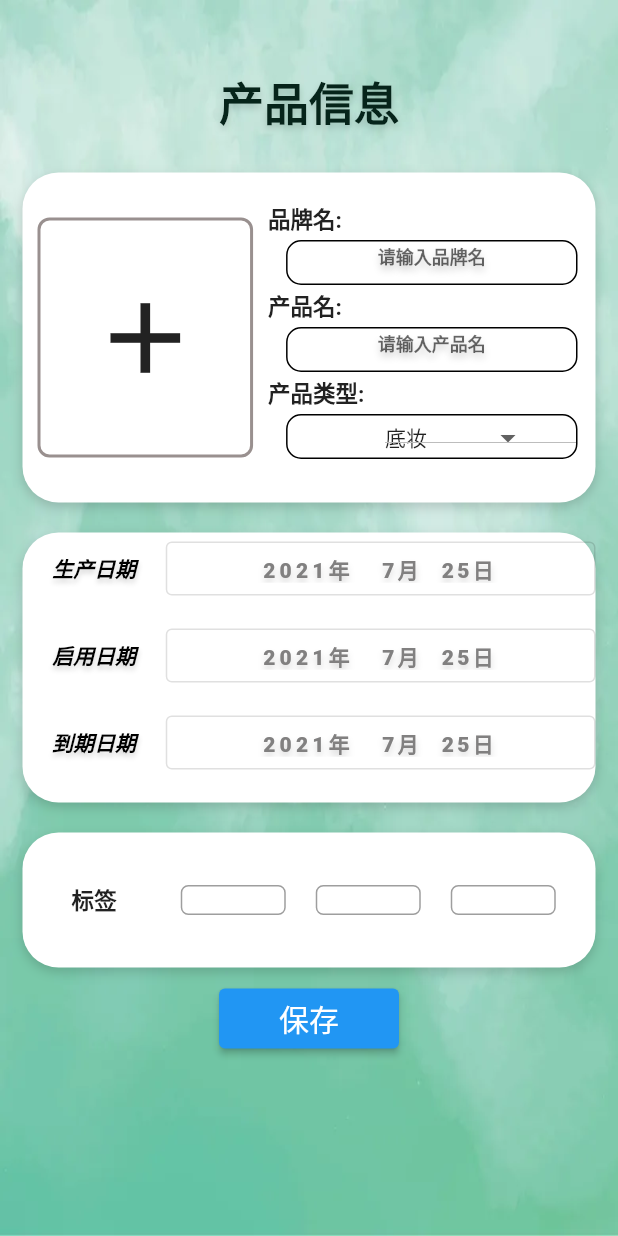
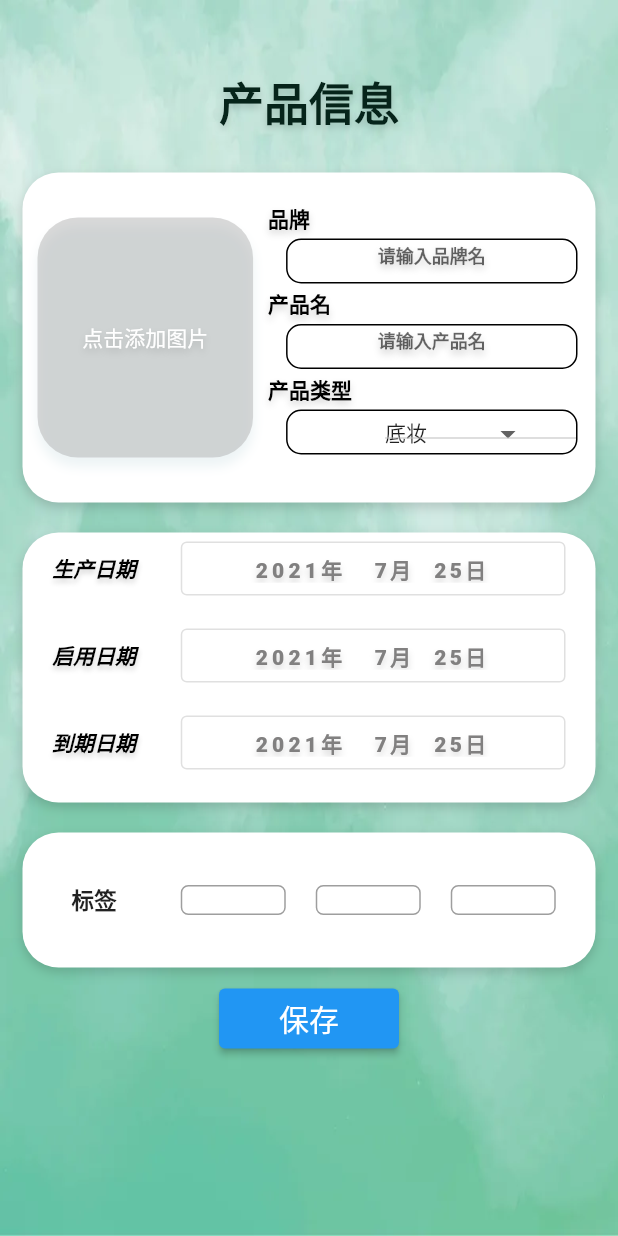
Before and after one commit to qingjian-org/qingjian, a Flutter app: the ProductAddPage screen opened directly, on a phone screen of 412 x 824 dp. Run offline on Flutter 3.47's test engine with Material 2 defaults, Android fonts, the phone set to English and light mode, and no system bars; our stand-ins replace flutter_svg, image_picker, sqflite; missing offline and left inert: adobe_xd, gzx_dropdown_menu; accounts and stored records are empty; Roboto replaces fonts that are missing (Perpetua, Perpetua Titling MT, Sitka Text).

Commit message:
2022/9/27

```diff
--- a/lib/product_add.dart
+++ b/lib/product_add.dart
@@ -422,19 +422,36 @@ class _ProductAddState extends State<ProductAddPage> with RestorationMixin {
                                   width: 40,
                                   // ignore: sort_child_properties_last
                                   child: image == null
-                                      ? const Icon(
-                                          Icons.add,
-                                          size: 80,
+                                      ? const Center(
+                                          child: Text(
+                                            '点击添加图片',
+                                            textAlign: TextAlign.center,
+                                            style: TextStyle(
+                                              fontFamily: 'Perpetua',
+                                              fontSize: 14,
+                                              color: Color(0xffffffff),
+                                              shadows: [
+                                                Shadow(
+                                                  color: Color(0x29000000),
+                                                  offset: Offset(0, 3),
+                                                  blurRadius: 6,
+                                                )
+                                              ],
+                                            ),
+                                          ),
                                         )
                                       : Image.file(image!),
                                   decoration: BoxDecoration(
-                                      border: Border.all(
-                                        width: 2.0,
-                                        color:
-                                            Color.fromARGB(255, 153, 144, 143),
+                                    color: const Color(0x6ea7a7a7),
+                                    borderRadius: BorderRadius.circular(27.0),
+                                    boxShadow: const [
+                                      BoxShadow(
+                                        color: Color(0x12066477),
+                                        offset: Offset(0, 6),
+                                        blurRadius: 5,
                                       ),
-                                      borderRadius: const BorderRadius.all(
-                                          Radius.circular(8.0))),
+                                    ],
+                                  ),
                                 ),
                               )),
                         ),
@@ -450,10 +467,20 @@ class _ProductAddState extends State<ProductAddPage> with RestorationMixin {
                                 Expanded(
                                   flex: 2,
                                   child: Text(
-                                    "品牌名:",
-                                    style: (TextStyle(
-                                        fontSize: 15,
-                                        fontWeight: FontWeight.bold)),
+                                    '品牌',
+                                    style: TextStyle(
+                                      fontFamily: 'Perpetua',
+                                      fontSize: 14,
+                                      color: Color(0xff000000),
+                                      fontWeight: FontWeight.w700,
+                                      shadows: [
+                                        Shadow(
+                                          color: Color(0x29000000),
+                                          offset: Offset(0, 3),
+                                          blurRadius: 6,
+                                        )
+                                      ],
+                                    ),
                                   ),
                                 )
                               ]),
@@ -530,10 +557,24 @@ class _ProductAddState extends State<ProductAddPage> with RestorationMixin {
                               Row(children: const <Widget>[
                                 Expanded(
                                   flex: 2,
-                                    child: Text("产品名:",
-                                        style: (TextStyle(
-                                            fontSize: 15,
-                                            fontWeight: FontWeight.bold)))),
+                                  child: Text(
+                                    '产品名',
+                                    style: TextStyle(
+                                      fontFamily: 'Perpetua',
+                                      fontSize: 14,
+                                      color: Color(0xff000000),
+                                      fontWeight: FontWeight.w700,
+                                      shadows: [
+                                        Shadow(
+                                          color: Color(0x29000000),
+                                          offset: Offset(0, 3),
+                                          blurRadius: 6,
+                                        )
+                                      ],
+                                    ),
+                                    // textAlign: TextAlign.center,
+                                  ),
+                                ),
                               ]),
                               Row(children: <Widget>[
                                 Expanded(
@@ -607,10 +648,24 @@ class _ProductAddState extends State<ProductAddPage> with RestorationMixin {
                               Row(children: const <Widget>[
                                 Expanded(
                                   flex: 2,
-                                    child: Text("产品类型:",
-                                        style: (TextStyle(
-                                            fontSize: 15,
-                                            fontWeight: FontWeight.bold)))),
+                                  child: Text(
+                                    '产品类型',
+                                    style: TextStyle(
+                                      fontFamily: 'Perpetua',
+                                      fontSize: 14,
+                                      color: Color(0xff000000),
+                                      fontWeight: FontWeight.w700,
+                                      shadows: [
+                                        Shadow(
+                                          color: Color(0x29000000),
+                                          offset: Offset(0, 3),
+                                          blurRadius: 6,
+                                        )
+                                      ],
+                                    ),
+                                    // textAlign: TextAlign.center,
+                                  ),
+                                ),
                               ]),
                               Row(
                                 children: <Widget>[
@@ -691,6 +746,8 @@ class _ProductAddState extends State<ProductAddPage> with RestorationMixin {
                                   )),
                               Expanded(
                                   flex: 3,
+                                  child: Padding(
+                                    padding: EdgeInsets.fromLTRB(10, 0, 20, 0),
                                     child: OutlinedButton(
                                         onPressed: () {
                                           _restorableProduceDatePickerRouteFuture
@@ -705,7 +762,8 @@ class _ProductAddState extends State<ProductAddPage> with RestorationMixin {
                                                 fontFamily: 'Arial',
                                                 fontSize: 14,
                                                 color: Color(0xff818080),
-                                              letterSpacing: 2.8000000000000003,
+                                                letterSpacing:
+                                                    2.8000000000000003,
                                                 shadows: [
                                                   Shadow(
                                                     color: Color(0x29000000),
@@ -770,7 +828,8 @@ class _ProductAddState extends State<ProductAddPage> with RestorationMixin {
                                                         false),
                                             textAlign: TextAlign.center,
                                           ),
-                                      ))),
+                                        )),
+                                  )),
                             ],
                           ),
                           const SizedBox(height: 10),
@@ -803,6 +862,8 @@ class _ProductAddState extends State<ProductAddPage> with RestorationMixin {
                                   )),
                               Expanded(
                                 flex: 3,
+                                child: Padding(
+                                    padding: EdgeInsets.fromLTRB(10, 0, 20, 0),
                                     child: OutlinedButton(
                                         onPressed: () {
                                           _restorableOpenDatePickerRouteFuture
@@ -817,7 +878,8 @@ class _ProductAddState extends State<ProductAddPage> with RestorationMixin {
                                                 fontFamily: 'Arial',
                                                 fontSize: 14,
                                                 color: Color(0xff818080),
-                                              letterSpacing: 2.8000000000000003,
+                                                letterSpacing:
+                                                    2.8000000000000003,
                                                 shadows: [
                                                   Shadow(
                                                     color: Color(0x29000000),
@@ -883,6 +945,7 @@ class _ProductAddState extends State<ProductAddPage> with RestorationMixin {
                                             textAlign: TextAlign.center,
                                           ),
                                         ))),
+                              )
                             ],
                           ),
                           const SizedBox(height: 10),
@@ -915,6 +978,8 @@ class _ProductAddState extends State<ProductAddPage> with RestorationMixin {
                                   )),
                               Expanded(
                                 flex: 3,
+                                child: Padding(
+                                    padding: EdgeInsets.fromLTRB(10, 0, 20, 0),
                                     child: OutlinedButton(
                                         onPressed: () {
                                           _restorableOutDatePickerRouteFuture
@@ -929,7 +994,8 @@ class _ProductAddState extends State<ProductAddPage> with RestorationMixin {
                                                 fontFamily: 'Arial',
                                                 fontSize: 14,
                                                 color: Color(0xff818080),
-                                              letterSpacing: 2.8000000000000003,
+                                                letterSpacing:
+                                                    2.8000000000000003,
                                                 shadows: [
                                                   Shadow(
                                                     color: Color(0x29000000),
@@ -995,6 +1061,7 @@ class _ProductAddState extends State<ProductAddPage> with RestorationMixin {
                                             textAlign: TextAlign.center,
                                           ),
                                         ))),
+                              )
                             ],
                           ),
                         ],
```
Lines whose indentation alone changed are shown as unchanged.
